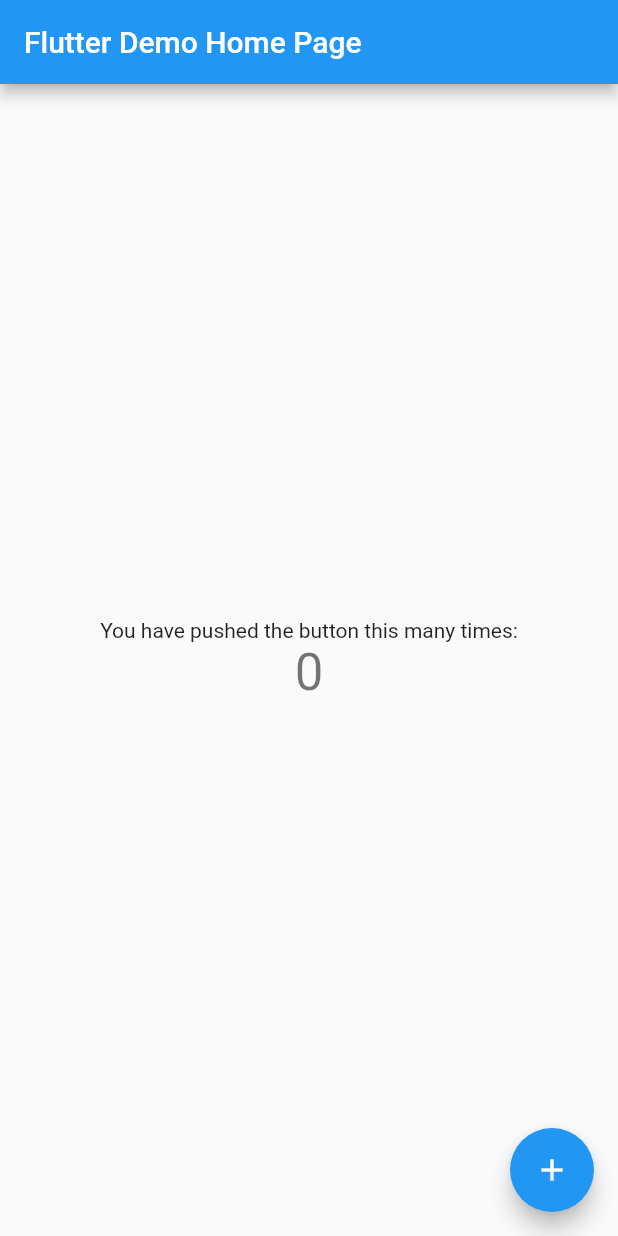
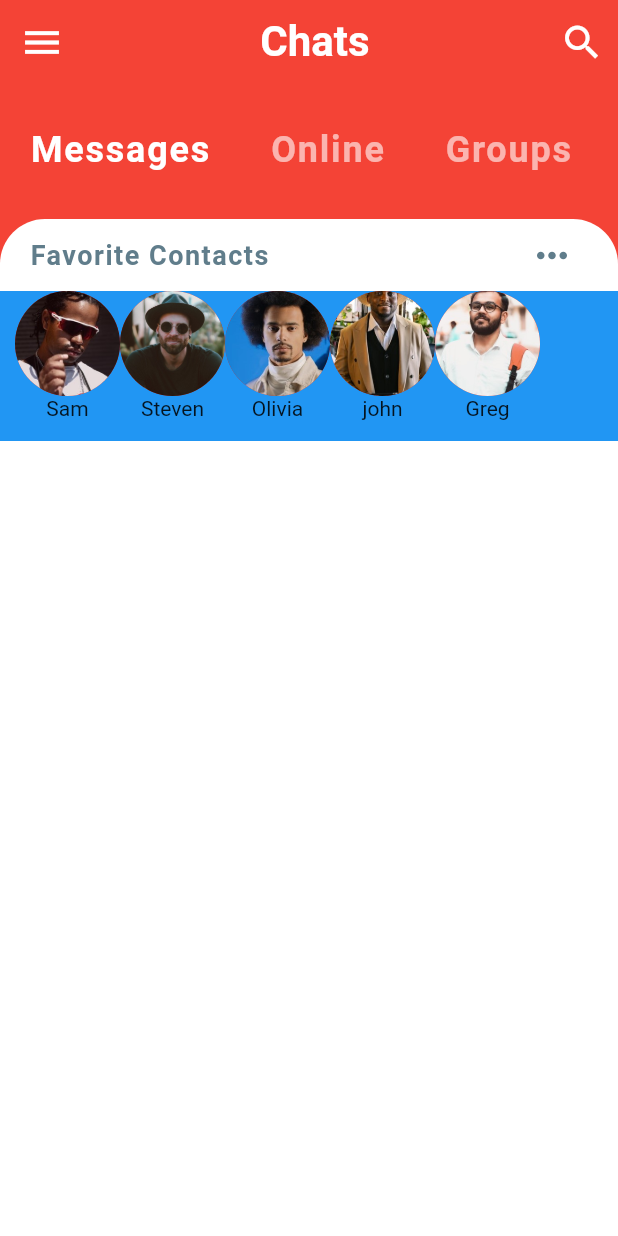
Before and after one commit to Amagnusuk/chat_ui, a Flutter app: the screen it shows after launch, on a phone screen of 412 x 824 dp. Run offline on Flutter 3.47's test engine with Material 2 defaults, Android fonts, the phone set to English and light mode, and no system bars.

Commit message:
Trabalhei o ListView do App

```diff
--- a/lib/main.dart
+++ b/lib/main.dart
@@ -1,3 +1,4 @@
+import 'package:chat_ui/screens/home_screen.dart';
 import 'package:flutter/material.dart';
 
 void main() {
@@ -11,105 +12,14 @@ class MyApp extends StatelessWidget {
   @override
   Widget build(BuildContext context) {
     return MaterialApp(
-      title: 'Flutter Demo',
+      title: 'Flutter Chat UI',
+      debugShowCheckedModeBanner: false,
       theme: ThemeData(
-        // This is the theme of your application.
-        //
-        // Try running your application with "flutter run". You'll see the
-        // application has a blue toolbar. Then, without quitting the app, try
-        // changing the primarySwatch below to Colors.green and then invoke
-        // "hot reload" (press "r" in the console where you ran "flutter run",
-        // or simply save your changes to "hot reload" in a Flutter IDE).
-        // Notice that the counter didn't reset back to zero; the application
-        // is not restarted.
-        primarySwatch: Colors.blue,
+        primarySwatch: Colors.red,
+        secondaryHeaderColor: Colors.white,
+        //accentColor: Color(0xFFFEF9E)
       ),
-      home: const MyHomePage(title: 'Flutter Demo Home Page'),
+      home: const HomeScreen(),
     );
   }
 }
-
-class MyHomePage extends StatefulWidget {
-  const MyHomePage({Key? key, required this.title}) : super(key: key);
-
-  // This widget is the home page of your application. It is stateful, meaning
-  // that it has a State object (defined below) that contains fields that affect
-  // how it looks.
-
-  // This class is the configuration for the state. It holds the values (in this
-  // case the title) provided by the parent (in this case the App widget) and
-  // used by the build method of the State. Fields in a Widget subclass are
-  // always marked "final".
-
-  final String title;
-
-  @override
-  State<MyHomePage> createState() => _MyHomePageState();
-}
-
-class _MyHomePageState extends State<MyHomePage> {
-  int _counter = 0;
-
-  void _incrementCounter() {
-    setState(() {
-      // This call to setState tells the Flutter framework that something has
-      // changed in this State, which causes it to rerun the build method below
-      // so that the display can reflect the updated values. If we changed
-      // _counter without calling setState(), then the build method would not be
-      // called again, and so nothing would appear to happen.
-      _counter++;
-    });
-  }
-
-  @override
-  Widget build(BuildContext context) {
-    // This method is rerun every time setState is called, for instance as done
-    // by the _incrementCounter method above.
-    //
-    // The Flutter framework has been optimized to make rerunning build methods
-    // fast, so that you can just rebuild anything that needs updating rather
-    // than having to individually change instances of widgets.
-    return Scaffold(
-      appBar: AppBar(
-        // Here we take the value from the MyHomePage object that was created by
-        // the App.build method, and use it to set our appbar title.
-        title: Text(widget.title),
-      ),
-      body: Center(
-        // Center is a layout widget. It takes a single child and positions it
-        // in the middle of the parent.
-        child: Column(
-          // Column is also a layout widget. It takes a list of children and
-          // arranges them vertically. By default, it sizes itself to fit its
-          // children horizontally, and tries to be as tall as its parent.
-          //
-          // Invoke "debug painting" (press "p" in the console, choose the
-          // "Toggle Debug Paint" action from the Flutter Inspector in Android
-          // Studio, or the "Toggle Debug Paint" command in Visual Studio Code)
-          // to see the wireframe for each widget.
-          //
-          // Column has various properties to control how it sizes itself and
-          // how it positions its children. Here we use mainAxisAlignment to
-          // center the children vertically; the main axis here is the vertical
-          // axis because Columns are vertical (the cross axis would be
-          // horizontal).
-          mainAxisAlignment: MainAxisAlignment.center,
-          children: <Widget>[
-            const Text(
-              'You have pushed the button this many times:',
-            ),
-            Text(
-              '$_counter',
-              style: Theme.of(context).textTheme.headline4,
-            ),
-          ],
-        ),
-      ),
-      floatingActionButton: FloatingActionButton(
-        onPressed: _incrementCounter,
-        tooltip: 'Increment',
-        child: const Icon(Icons.add),
-      ), // This trailing comma makes auto-formatting nicer for build methods.
-    );
-  }
-}
--- /dev/null
+++ b/lib/screens/home_screen.dart
@@ -0,0 +1,65 @@
+import 'package:chat_ui/widgets/category_selector.dart';
+import 'package:chat_ui/widgets/favorite_contacts.dart';
+import 'package:flutter/cupertino.dart';
+import 'package:flutter/material.dart';
+
+class HomeScreen extends StatefulWidget {
+  const HomeScreen({ Key? key }) : super(key: key);
+
+  @override
+  State<HomeScreen> createState() => _HomeScreenState();
+}
+
+class _HomeScreenState extends State<HomeScreen> {
+  @override
+  Widget build(BuildContext context) {
+    return Scaffold(
+      backgroundColor: Theme.of(context).primaryColor,
+      appBar: AppBar(
+        leading: IconButton(
+          onPressed: (){},
+          icon:  Icon(Icons.menu),
+          iconSize: 30.0,
+        ),
+        title: Center(
+          child: Text(
+            'Chats',
+            style: TextStyle(
+              fontSize: 28.0,
+              fontWeight: FontWeight.bold,
+            ),
+          ),
+        ),
+        elevation: 0.0,
+        actions: [
+          IconButton(
+            onPressed: (){},
+            icon:  Icon(Icons.search),
+            iconSize: 30.0,
+          ),
+        ],
+      ),
+      body: Column(
+        children: [
+          CategorySelector(),//Foi desenvolvido noutra página
+          Expanded(
+            child: Container(
+              decoration: BoxDecoration(
+                color: Theme.of(context).secondaryHeaderColor,
+                borderRadius: BorderRadius.only(
+                  topLeft: Radius.circular(30.0),
+                  topRight: Radius.circular(30.0),
+                ),
+              ),
+              child: Column(
+                children: [
+                  FavoriteContacts(),//Foi desenvolvido noutra página
+                ],
+              ),
+            ),
+          ),
+        ],
+      ),
+    );
+  }
+}
--- /dev/null
+++ b/lib/widgets/category_selector.dart
@@ -0,0 +1,47 @@
+import 'package:flutter/cupertino.dart';
+import 'package:flutter/material.dart';
+
+class CategorySelector extends StatefulWidget {
+  const CategorySelector({Key? key}) : super(key: key);
+
+  @override
+  State<CategorySelector> createState() => _CategorySelectorState();
+}
+
+class _CategorySelectorState extends State<CategorySelector> {
+  int selectedIndex = 0;
+  final List<String> categories = ['Messages', 'Online', 'Groups', 'Requests'];
+
+  @override
+  Widget build(BuildContext context) {
+    return Container(
+      height: 90.0,
+      color: Theme.of(context).primaryColor,
+      child: ListView.builder(
+        scrollDirection: Axis.horizontal,
+        itemCount: categories.length,
+        itemBuilder: (BuildContext context, int index) {
+          return GestureDetector(
+            onTap: () {
+              setState(() {
+                selectedIndex = index;
+              });
+            },
+            child: Padding(
+              padding: EdgeInsets.symmetric(horizontal: 20.0, vertical: 30.0),
+              child: Text(
+                categories[index],
+                style: TextStyle(
+                    color:
+                        index == selectedIndex ? Colors.white : Colors.white60,
+                    fontSize: 24.0,
+                    fontWeight: FontWeight.bold,
+                    letterSpacing: 1.2),
+              ),
+            ),
+          );
+        },
+      ),
+    );
+  }
+}
--- /dev/null
+++ b/lib/widgets/favorite_contacts.dart
@@ -0,0 +1,57 @@
+import 'package:chat_ui/models/message_model.dart';
+import 'package:flutter/cupertino.dart';
+import 'package:flutter/material.dart';
+
+class FavoriteContacts extends StatelessWidget {
+  const FavoriteContacts({Key? key}) : super(key: key);
+
+  @override
+  Widget build(BuildContext context) {
+    return Column(
+      children: [
+        Padding(
+          padding: EdgeInsets.symmetric(horizontal: 20.0),
+          child: Row(
+            mainAxisAlignment: MainAxisAlignment.spaceBetween,
+            children: [
+              Text(
+                'Favorite Contacts',
+                style: TextStyle(
+                    color: Colors.blueGrey,
+                    fontSize: 18.0,
+                    fontWeight: FontWeight.bold,
+                    letterSpacing: 1.0),
+              ),
+              IconButton(
+                onPressed: () {},
+                icon: Icon(Icons.more_horiz),
+                iconSize: 30.0,
+                color: Colors.blueGrey,
+              ),
+            ],
+          ),
+        ),
+        Container(
+          height: 100.0,
+          color: Colors.blue,
+          child: ListView.builder(
+            padding: EdgeInsets.only(left: 10.0),
+            scrollDirection: Axis.horizontal,
+            itemCount: favorites.length,
+            itemBuilder: (BuildContext context, int index) {
+              return Column(
+                children: [
+                  CircleAvatar(
+                    radius: 35.0,
+                    backgroundImage: AssetImage(favorites[index].imageUrl),
+                  ),
+                  Text(favorites[index].name),
+                ],
+              );
+            },
+          ),
+        ),
+      ],
+    );
+  }
+}
--- a/pubspec.yaml
+++ b/pubspec.yaml
@@ -58,8 +58,8 @@ flutter:
   uses-material-design: true
 
   # To add assets to your application, add an assets section, like this:
-  # assets:
-  #   - images/a_dot_burr.jpeg
+  assets:
+  - assets/images/
   #   - images/a_dot_ham.jpeg
 
   # An image asset can refer to one or more resolution-specific "variants", see
```
Also changed, not shown: lib/models/message_model.dart (added, +149 -0 lines), lib/models/user_model.dart (added, +11 -0 lines), assets/images/greg.jpg (added), assets/images/james.jpg (added), assets/images/john.jpg (added), assets/images/olivia.jpg (added), assets/images/sam.jpg (added), assets/images/sophia.jpeg (added), assets/images/steven.jpg (added).
